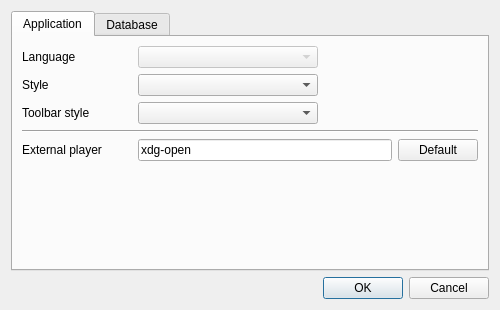
eugene-melnik/alexandra, file src/settingswindow.ui: the form before one commit.
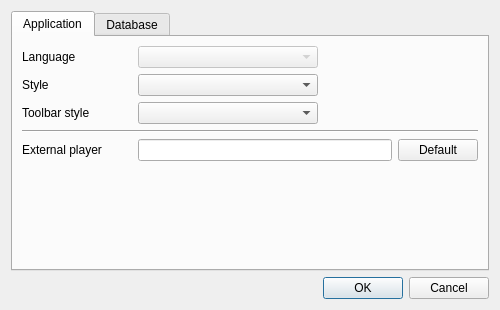
The form after the commit. Icons and pictures are not drawn.

```diff
--- a/src/settingswindow.ui
+++ b/src/settingswindow.ui
@@ -166,11 +166,7 @@
           </widget>
          </item>
          <item>
-          <widget class="QLineEdit" name="eExternalPlayer">
-           <property name="text">
-            <string notr="true">xdg-open</string>
-           </property>
-          </widget>
+          <widget class="QLineEdit" name="eExternalPlayer"/>
          </item>
          <item>
           <widget class="QPushButton" name="bExternalPlayerDefault">
```
Left out of the diff: 3 changed lines with no effect on the pictures.
